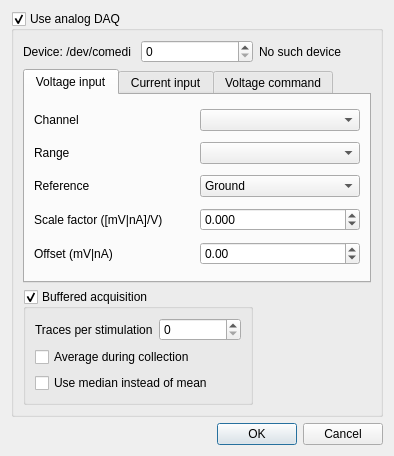
CompEphys-team/rtdo, file src/gui/daqdialog.ui: the form before one commit.
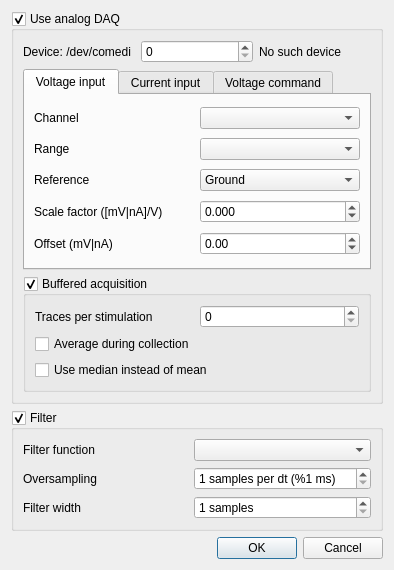
The form after the commit.

Commit message:
Added a DAQ filter class for integration with analog DAQs
- Simulator not yet integrated.
- Implemented filters are flat (moving average) and polynomial
(Savitzky-Golay). Acquisition is extended at either end of the stimulation
for accurate filtering.
- Filter is applied after cache averaging, if applicable, in order to
preserve oversampling fidelity.

```diff
--- a/src/gui/daqdialog.ui
+++ b/src/gui/daqdialog.ui
@@ -7,7 +7,7 @@
     <x>0</x>
     <y>0</y>
     <width>394</width>
-    <height>456</height>
+    <height>570</height>
    </rect>
   </property>
   <property name="windowTitle">
@@ -332,7 +332,7 @@
         </widget>
        </widget>
       </item>
-      <item row="2" column="0" colspan="2">
+      <item row="2" column="0" colspan="3">
        <widget class="QGroupBox" name="cache">
         <property name="title">
          <string>Buffered acquisition</string>
@@ -371,7 +371,7 @@
      </layout>
     </widget>
    </item>
-   <item row="1" column="0">
+   <item row="2" column="0">
     <widget class="QDialogButtonBox" name="buttonBox">
      <property name="orientation">
       <enum>Qt::Horizontal</enum>
@@ -381,6 +381,71 @@
      </property>
     </widget>
    </item>
+   <item row="1" column="0">
+    <widget class="QGroupBox" name="filter">
+     <property name="title">
+      <string>Filter</string>
+     </property>
+     <property name="checkable">
+      <bool>true</bool>
+     </property>
+     <layout class="QGridLayout" name="gridLayout_7">
+      <item row="2" column="0">
+       <widget class="QLabel" name="label_19">
+        <property name="text">
+         <string>Filter width</string>
+        </property>
+       </widget>
+      </item>
+      <item row="1" column="0">
+       <widget class="QLabel" name="label_18">
+        <property name="text">
+         <string>Oversampling</string>
+        </property>
+       </widget>
+      </item>
+      <item row="1" column="1">
+       <widget class="QSpinBox" name="samplesPerDt">
+        <property name="suffix">
+         <string> samples per dt (%1 ms)</string>
+        </property>
+        <property name="minimum">
+         <number>1</number>
+        </property>
+        <property name="maximum">
+         <number>999</number>
+        </property>
+       </widget>
+      </item>
+      <item row="2" column="1">
+       <widget class="QSpinBox" name="filterWidth">
+        <property name="suffix">
+         <string> samples</string>
+        </property>
+        <property name="minimum">
+         <number>1</number>
+        </property>
+        <property name="maximum">
+         <number>999</number>
+        </property>
+        <property name="singleStep">
+         <number>2</number>
+        </property>
+       </widget>
+      </item>
+      <item row="0" column="1">
+       <widget class="QComboBox" name="filterMethod"/>
+      </item>
+      <item row="0" column="0">
+       <widget class="QLabel" name="label_20">
+        <property name="text">
+         <string>Filter function</string>
+        </property>
+       </widget>
+      </item>
+     </layout>
+    </widget>
+   </item>
   </layout>
  </widget>
  <resources/>
```
The commit also changes 13 other files.
